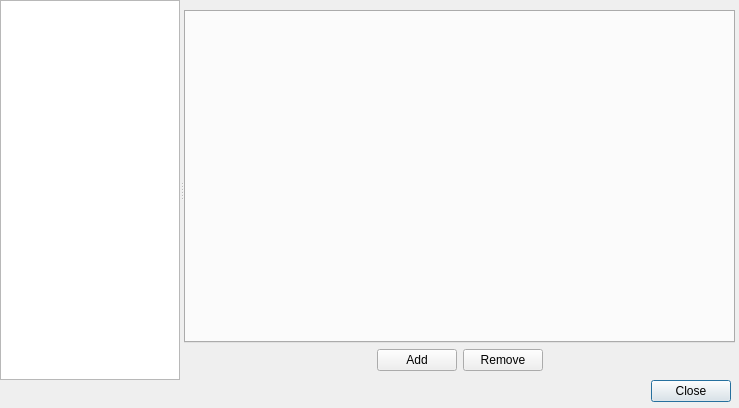
Above: ui/channel_settings.ui from gitter-badger/simplechatclient before the change. Below: the same form after it.
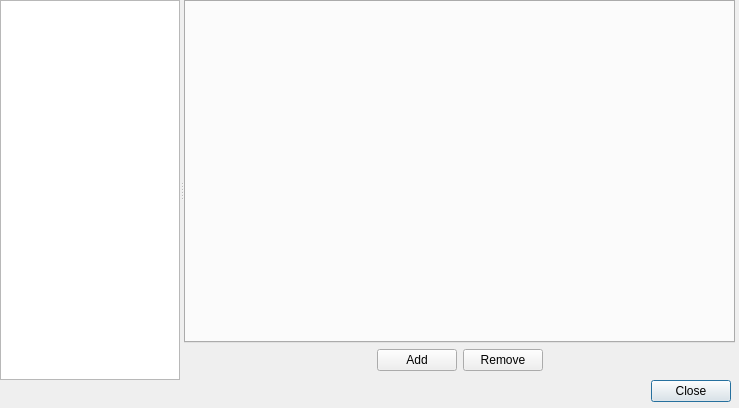
That is the form after the change. The open tabs and pages were chosen to show the change. Icons and pictures are not drawn. Custom widgets are drawn as their Qt base class.

Commit message: fixed permission height

```diff
--- a/ui/channel_settings.ui
+++ b/ui/channel_settings.ui
@@ -918,9 +918,9 @@
       <property name="geometry">
        <rect>
         <x>0</x>
-        <y>10</y>
+        <y>0</y>
         <width>551</width>
-        <height>361</height>
+        <height>371</height>
        </rect>
       </property>
       <layout class="QVBoxLayout" name="verticalLayout">
```
